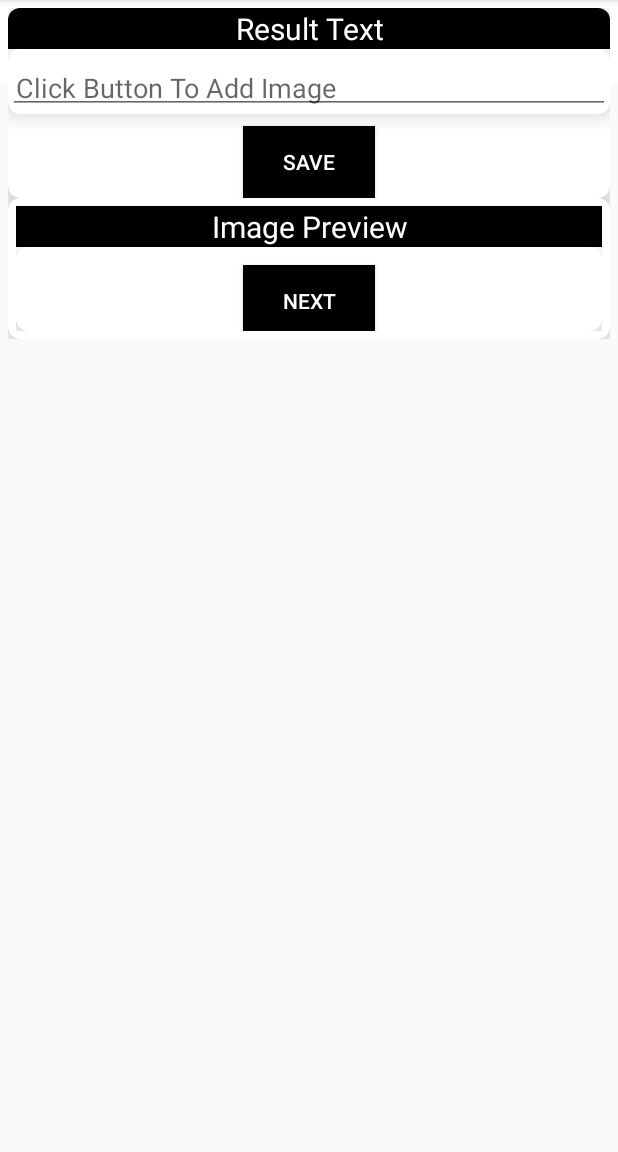
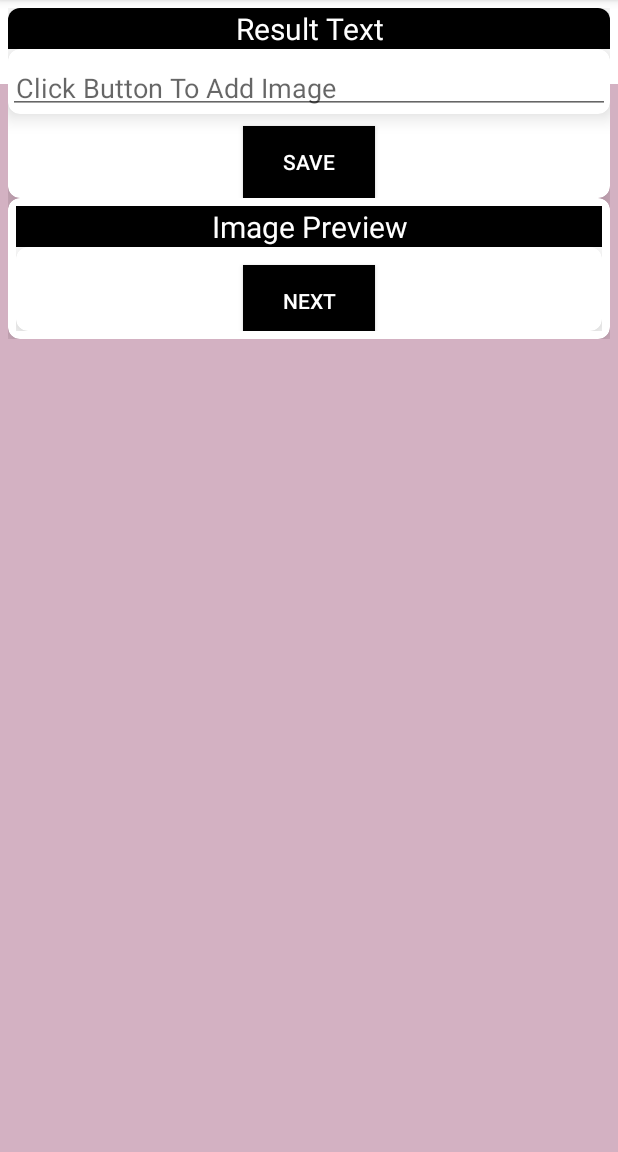
Before and after one commit to KhaiSoe/Let-s-Keep-In-Touch, an Android app: the screen it shows after launch (MainActivity), on a phone screen of 412 x 824 dp, the part 84-1236 px from its top. Run offline under Robolectric (Android 15) with nearby library versions, the phone set to English and light mode, and no system bars; libraries missing offline, so code that uses them is left out: com.google.android.gms, com.theartofdev.edmodo; pictures from the network do not load.

Commit message:
fixed colors

```diff
--- a/app/src/main/java/com/pursuit/letskeepintouch/fragments/SplashScreenFragment.java
+++ b/app/src/main/java/com/pursuit/letskeepintouch/fragments/SplashScreenFragment.java
@@ -55,7 +55,7 @@ public class SplashScreenFragment extends Fragment {
     public void onViewCreated(@NonNull View view, @Nullable Bundle savedInstanceState) {
         super.onViewCreated(view, savedInstanceState);
 
-        CountDownTimer timer = new CountDownTimer(3000L, 1000L) {
+        CountDownTimer timer = new CountDownTimer(2000L, 1000L) {
             @Override
             public void onTick(long millisUntilFinished) {
                 //no-op
--- a/app/src/main/res/layout-land/fragment_scanning.xml
+++ b/app/src/main/res/layout-land/fragment_scanning.xml
@@ -3,6 +3,7 @@
     xmlns:tools="http://schemas.android.com/tools"
     android:layout_width="match_parent"
     android:layout_height="match_parent"
+    android:background="#D3B1C2"
     xmlns:app="http://schemas.android.com/apk/res-auto"
     android:orientation="vertical"
     tools:context=".fragments.ScanningFragment">
--- a/app/src/main/res/layout-land/fragment_splash_screen.xml
+++ b/app/src/main/res/layout-land/fragment_splash_screen.xml
@@ -13,7 +13,7 @@
         android:layout_gravity="center"
         android:gravity="center"
         android:text="@string/title"
-        android:textColor="#ffffff"
+        android:textColor="#D3B1C2"
         android:textSize="40sp"
         android:textStyle="italic" />
 
--- a/app/src/main/res/layout/fragment_detail.xml
+++ b/app/src/main/res/layout/fragment_detail.xml
@@ -4,6 +4,7 @@
     xmlns:tools="http://schemas.android.com/tools"
     android:layout_width="match_parent"
     android:layout_height="match_parent"
+    android:background="#D3B1C2"
     android:orientation="vertical"
     tools:context=".fragments.DetailFragment">
 
--- a/app/src/main/res/layout/fragment_display.xml
+++ b/app/src/main/res/layout/fragment_display.xml
@@ -3,12 +3,9 @@
     xmlns:tools="http://schemas.android.com/tools"
     android:layout_width="match_parent"
     android:layout_height="match_parent"
+    android:background="#D3B1C2"
     xmlns:app="http://schemas.android.com/apk/res-auto"
     tools:context=".fragments.DisplayFragment">
-
-    <include
-        layout="@layout/toolbar_layout"/>
-
 
         <androidx.recyclerview.widget.RecyclerView
             android:layout_width="match_parent"
--- a/app/src/main/res/layout/fragment_scanning.xml
+++ b/app/src/main/res/layout/fragment_scanning.xml
@@ -5,6 +5,7 @@
     android:layout_width="match_parent"
     android:layout_height="match_parent"
     android:orientation="vertical"
+    android:background="#D3B1C2"
     tools:context=".fragments.ScanningFragment">
 
     <include layout="@layout/toolbar_layout" />
--- a/app/src/main/res/layout/fragment_splash_screen.xml
+++ b/app/src/main/res/layout/fragment_splash_screen.xml
@@ -14,7 +14,7 @@
         android:gravity="center_vertical"
         android:layout_marginStart="30dp"
         android:text="@string/title"
-        android:textColor="#ffffff"
+        android:textColor="#D3B1C2"
         android:textSize="40sp"
         android:textStyle="italic" />
 
```
